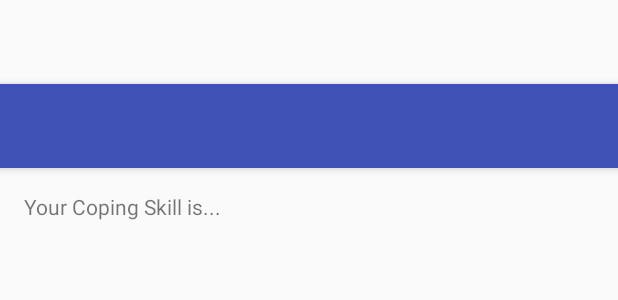
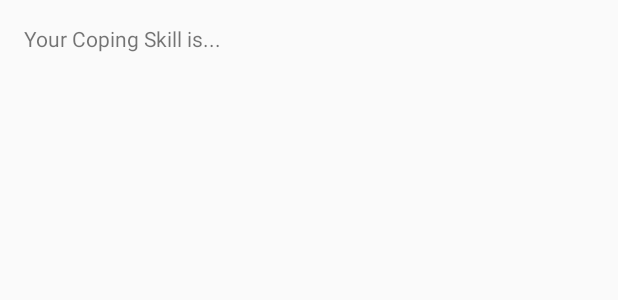
Before and after one commit to Jediknife/CopingBox2, an Android app: the layout activity_main.xml on its own in the app's theme, with its tools: preview values and no code run, on a phone screen of 412 x 824 dp. Shown: the top 300 px of the screen. Run offline under Robolectric (Android 15) with nearby library versions, the phone set to English and light mode, and no system bars.

Commit message:
Removed Toolbar

```diff
--- a/app/src/main/java/com/example/jediknife/copingbox/MainActivity.java
+++ b/app/src/main/java/com/example/jediknife/copingbox/MainActivity.java
@@ -15,8 +15,6 @@ public class MainActivity extends AppCompatActivity {
     protected void onCreate(Bundle savedInstanceState) {
         super.onCreate(savedInstanceState);
         setContentView(R.layout.activity_main);
-        Toolbar toolbar = (Toolbar) findViewById(R.id.toolbar);
-        setSupportActionBar(toolbar);
     }
 
     @Override
--- a/app/src/main/res/layout/activity_main.xml
+++ b/app/src/main/res/layout/activity_main.xml
@@ -7,20 +7,6 @@
     android:fitsSystemWindows="true"
     tools:context="com.example.jediknife.copingbox.MainActivity">
 
-    <android.support.design.widget.AppBarLayout
-        android:layout_width="match_parent"
-        android:layout_height="wrap_content"
-        android:theme="@style/AppTheme.AppBarOverlay">
-
-        <android.support.v7.widget.Toolbar
-            android:id="@+id/toolbar"
-            android:layout_width="match_parent"
-            android:layout_height="?attr/actionBarSize"
-            android:background="?attr/colorPrimary"
-            app:popupTheme="@style/AppTheme.PopupOverlay" />
-
-    </android.support.design.widget.AppBarLayout>
-
     <include layout="@layout/content_main" />
 
 </android.support.design.widget.CoordinatorLayout>
--- a/app/src/main/res/values/styles.xml
+++ b/app/src/main/res/values/styles.xml
@@ -1,7 +1,7 @@
 <resources>
 
     <!-- Base application theme. -->
-    <style name="AppTheme" parent="Theme.AppCompat.Light.DarkActionBar">
+    <style name="AppTheme" parent="Theme.AppCompat.Light.NoActionBar">
         <!-- Customize your theme here. -->
         <item name="colorPrimary">@color/colorPrimary</item>
         <item name="colorPrimaryDark">@color/colorPrimaryDark</item>
```
